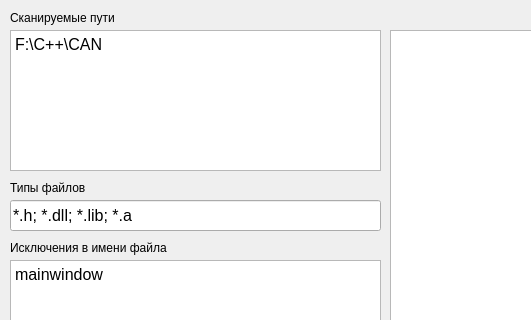
Old version of the form includeparser.ui in the repository RomaDevelop/IncludeParser; both pictures show x 0 to 531 and y 0 to 320 of the 1567 by 711 pixel window.
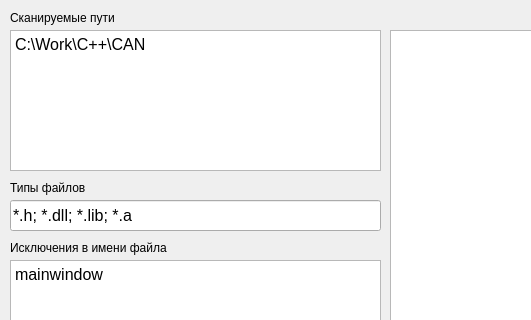
New version of the form.

```diff
--- a/includeparser.ui
+++ b/includeparser.ui
@@ -59,7 +59,7 @@
 &lt;html&gt;&lt;head&gt;&lt;meta name=&quot;qrichtext&quot; content=&quot;1&quot; /&gt;&lt;style type=&quot;text/css&quot;&gt;
 p, li { white-space: pre-wrap; }
 &lt;/style&gt;&lt;/head&gt;&lt;body style=&quot; font-family:'MS Shell Dlg 2'; font-size:12pt; font-weight:400; font-style:normal;&quot;&gt;
-&lt;p style=&quot; margin-top:0px; margin-bottom:0px; margin-left:0px; margin-right:0px; -qt-block-indent:0; text-indent:0px;&quot;&gt;F:\C++\CAN&lt;/p&gt;&lt;/body&gt;&lt;/html&gt;</string>
+&lt;p style=&quot; margin-top:0px; margin-bottom:0px; margin-left:0px; margin-right:0px; -qt-block-indent:0; text-indent:0px;&quot;&gt;C:\Work\C++\CAN&lt;/p&gt;&lt;/body&gt;&lt;/html&gt;</string>
     </property>
    </widget>
    <widget class="QTextEdit" name="textEditExeptFName">
```
